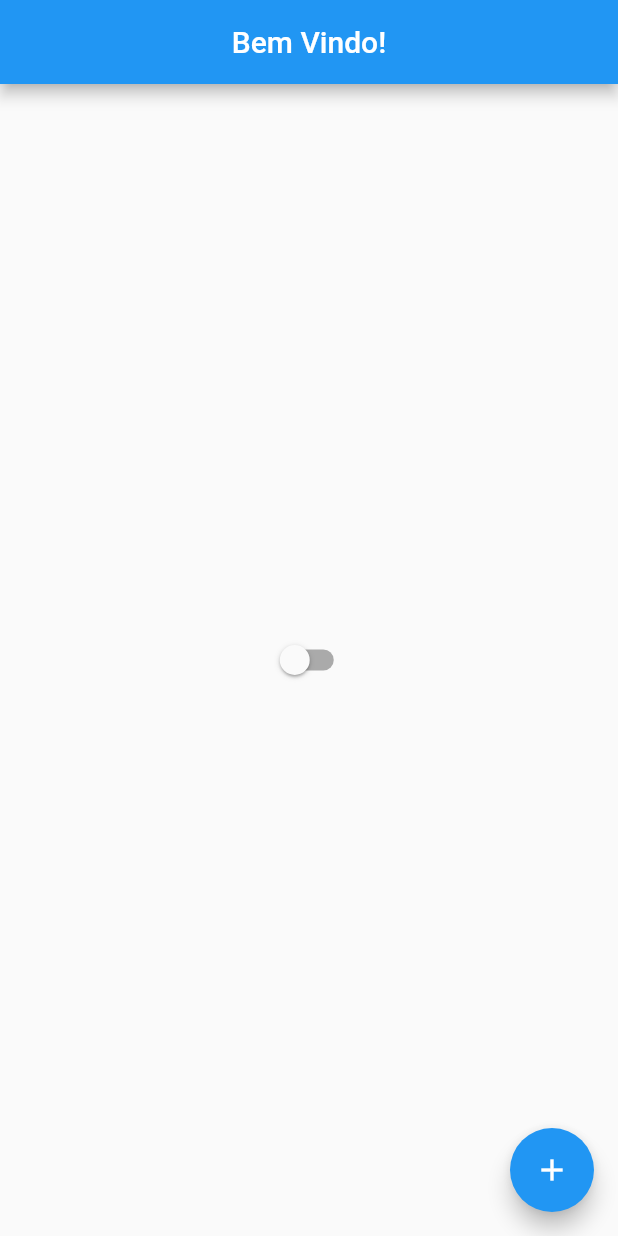
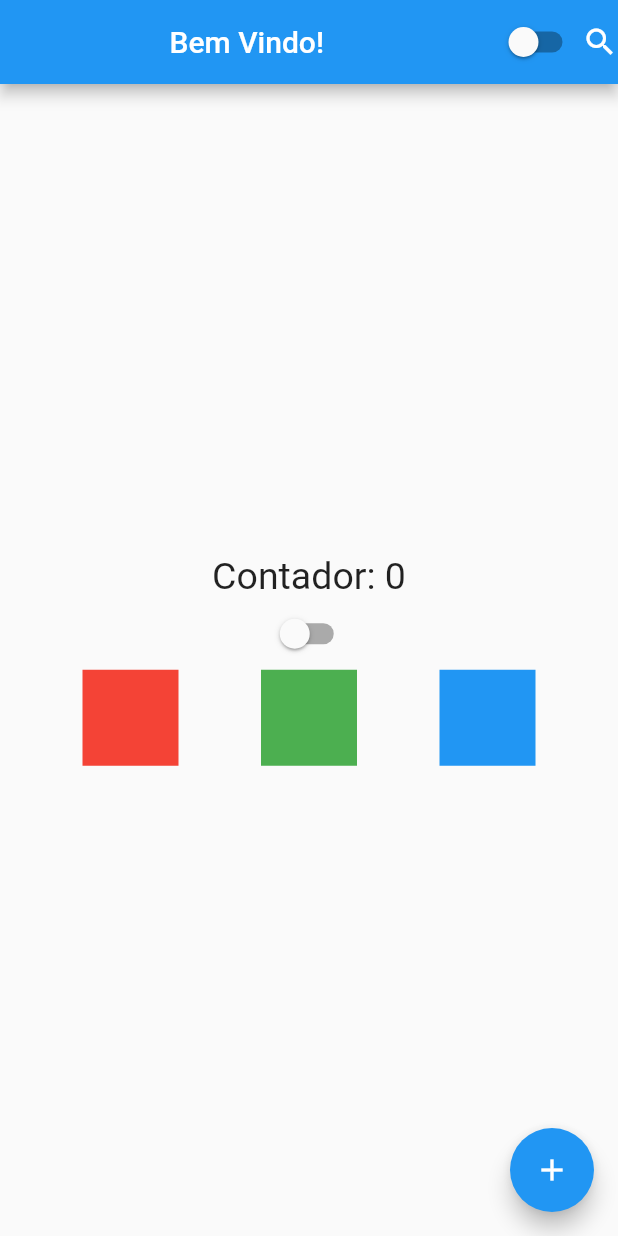
Before and after one commit to samurollie/Aprendendo-Flutter, a Flutter app: the screen it shows after launch, on a phone screen of 412 x 824 dp. Run offline on Flutter 3.47's test engine with Material 2 defaults, Android fonts, the phone set to English and light mode, and no system bars.

Commit message:
Rows, columns e componentização

```diff
--- a/lib/homePage.dart
+++ b/lib/homePage.dart
@@ -22,18 +22,49 @@ class _HomePageState extends State<HomePage> {
         title: Center(
           child: Text('Bem Vindo!'),
         ),
+        actions: [
+          CustomSwitch(),
+          Icon(Icons.search),
+        ],
       ),
-      body: Center(
-        child: Switch(
-          // Switch é um widget que adicionar uma alavanca, requer dois valores: Value e OnChanged. Nesse caso, está sendo usado para se referir se o app deve ficar no modo escuro ou não.
-          value: AppControler.instance
-              .isDarkTheme, // On changed é o booleano que indica o valor inicial, neste caso eu estou passando o que está na classe AppControler
-          onChanged: (value) {
-            //On changed indica o que deve acontecer quando o valor mudar.
-            AppControler.instance.changeTheme(); // Neste caso, vai mudar o tema.
-          },
+      body: Container(
+        width: double.infinity,
+        height: double.infinity,
+        child: Column(
+          mainAxisAlignment: MainAxisAlignment.center,
+          children: [
+            Text(
+              'Contador: $count',
+              style: TextStyle(fontSize: 25),
+            ),
+            CustomSwitch(),
+            Row(
+              mainAxisAlignment: MainAxisAlignment.spaceEvenly,
+              children: [
+                Container(
+                  width: 64,
+                  height: 64,
+                  color: Colors.red,
+                ),
+                Container(
+                  width: 64,
+                  height: 64,
+                  color: Colors.green,
+                ),
+                Container(
+                  width: 64,
+                  height: 64,
+                  color: Colors.blue,
+                ),
+              ],
+            )
+          ],
         ),
       ),
+
+      /* Center(
+        child: CustomSwitch(),
+      ) */
 
       /* body: Center(
         // Body tem tudo que estará no "corpo da página"
@@ -71,3 +102,18 @@ class _HomePageState extends State<HomePage> {
     );
   }
 }
+
+class CustomSwitch extends StatelessWidget {
+  @override
+  Widget build(BuildContext context) {
+    return Switch(
+      // Switch é um widget que adiciona uma alavanca, requer dois valores: Value e OnChanged. Nesse caso, está sendo usado para se referir se o app deve ficar no modo escuro ou não.
+      value: AppControler.instance.isDarkTheme,
+      // On changed é o booleano que indica o valor inicial, neste caso eu estou passando o que está na classe AppControler
+      onChanged: (value) {
+        //On changed indica o que deve acontecer quando o valor mudar.
+        AppControler.instance.changeTheme(); // Neste caso, vai mudar o tema.
+      },
+    );
+  }
+}
```
